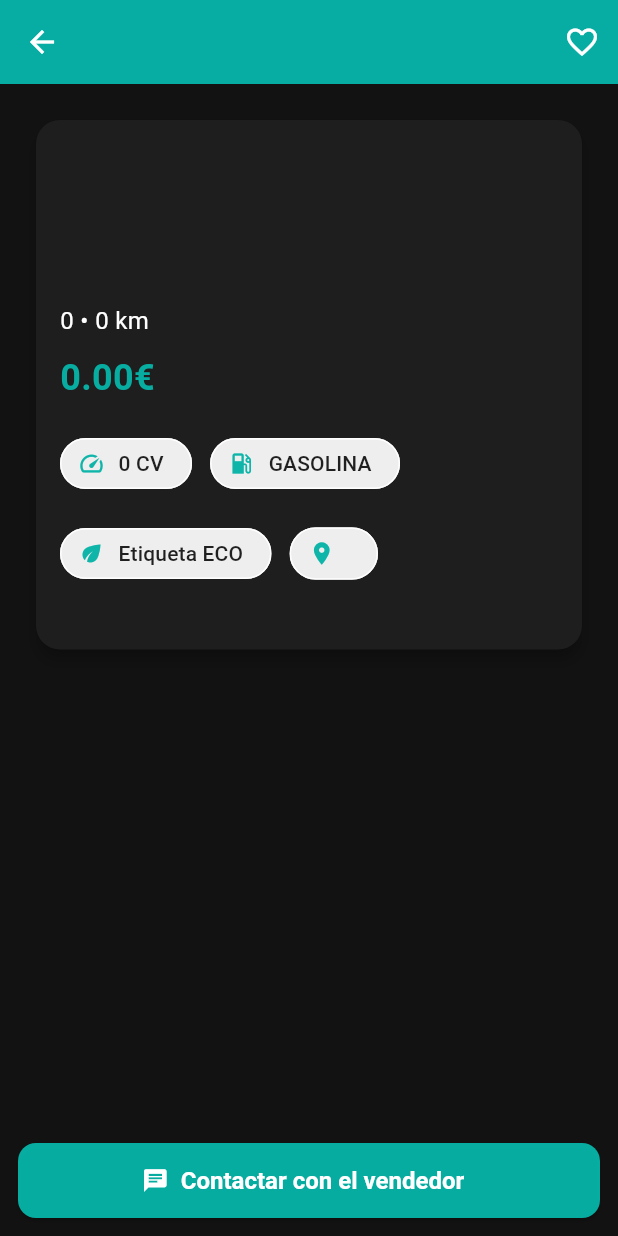
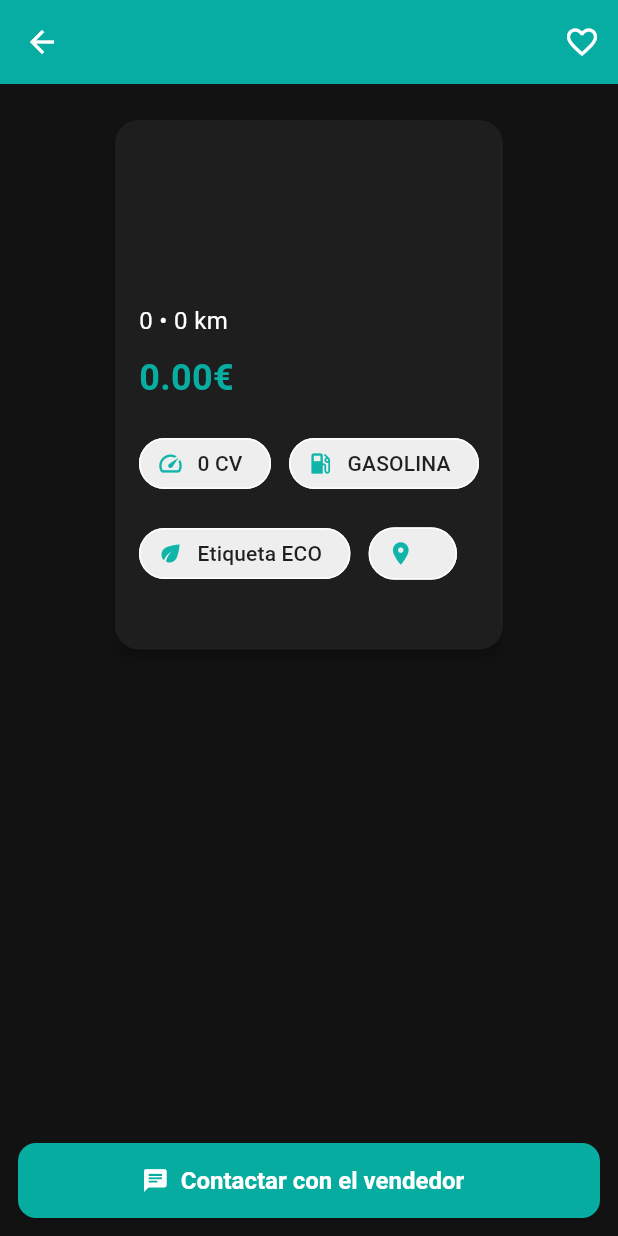
Before and after one commit to Serter998/CarSeek, a Flutter app: the VehicleDetailScreen screen opened directly with empty values, on a phone screen of 412 x 824 dp. Run offline on Flutter 3.47's test engine with Material 3 defaults, Android fonts, the light colour scheme and no system bars; our stand-ins replace cached_network_image, dartz, flutter_bloc, flutter_dotenv, flutter_secure_storage, get_it and 2 more; accounts and stored records are empty.

Commit message:
Pequeños cambios en la interfaz

```diff
--- a/lib/features/home/presentation/screens/vehicle_detail_screen.dart
+++ b/lib/features/home/presentation/screens/vehicle_detail_screen.dart
@@ -23,8 +23,9 @@ class _VehicleDetailScreenState extends State<VehicleDetailScreen> {
     setState(() => isFavorite = !isFavorite);
     ScaffoldMessenger.of(context).showSnackBar(
       SnackBar(
-        content: Text(
-            isFavorite ? '¡Vehículo añadido a favoritos!' : '¡Vehículo eliminado de favoritos'),
+        content: Text(isFavorite
+            ? '¡Vehículo añadido a favoritos!'
+            : '¡Vehículo eliminado de favoritos'),
         backgroundColor: AppColors.primary,
         duration: const Duration(seconds: 2),
       ),
@@ -52,8 +53,8 @@ class _VehicleDetailScreenState extends State<VehicleDetailScreen> {
       body: SingleChildScrollView(
         padding: EdgeInsets.all(isWide ? 32 : 16),
         child: Center(
-          child: Container(
-            width: isWide ? 900 : double.infinity,
+          child: ConstrainedBox(
+            constraints: const BoxConstraints(maxWidth: 900),
             child: Card(
               elevation: isWide ? 2 : 4,
               shape: RoundedRectangleBorder(borderRadius: BorderRadius.circular(16)),
@@ -62,6 +63,21 @@ class _VehicleDetailScreenState extends State<VehicleDetailScreen> {
                 child: Column(
                   crossAxisAlignment: CrossAxisAlignment.start,
                   children: [
+                    if (isWide) ...[
+                      Align(
+                        alignment: Alignment.centerLeft,
+                        child: TextButton.icon(
+                          onPressed: () => Navigator.of(context).pop(),
+                          icon: const Icon(Icons.arrow_back, color: Colors.white),
+                          label: const Text(
+                            'Volver',
+                            style: TextStyle(color: Colors.white),
+                          ),
+                        ),
+                      ),
+                      const SizedBox(height: 16),
+                    ],
+
                     if (vehiculo.imagenes.isNotEmpty)
                       isWide
                           ? Stack(
@@ -98,18 +114,21 @@ class _VehicleDetailScreenState extends State<VehicleDetailScreen> {
 
                     Text(
                       vehiculo.titulo,
-                      style: const TextStyle(fontSize: 24, fontWeight: FontWeight.bold, color: AppColors.primary),
+                      style: const TextStyle(
+                        fontSize: 24,
+                        fontWeight: FontWeight.bold,
+                        color: AppColors.primary,
+                      ),
                     ),
                     const SizedBox(height: 6),
                     Text(
                       '${vehiculo.marca} ${vehiculo.modelo}',
-                      style: TextStyle(
+                      style: const TextStyle(
                         fontSize: 18,
                         fontWeight: FontWeight.bold,
                         color: Colors.white,
                       ),
                     ),
-
                     const SizedBox(height: 20),
                     Text(
                       '${vehiculo.anio} • ${vehiculo.kilometros} km',
@@ -125,6 +144,7 @@ class _VehicleDetailScreenState extends State<VehicleDetailScreen> {
                       ),
                     ),
                     const SizedBox(height: 16),
+
                     Wrap(
                       spacing: 12,
                       runSpacing: 12,
@@ -142,7 +162,9 @@ class _VehicleDetailScreenState extends State<VehicleDetailScreen> {
                           VehicleInfoChip(icon: Icons.location_on, text: vehiculo.ubicacion!),
                       ],
                     ),
+
                     const SizedBox(height: 24),
+
                     if (vehiculo.descripcion != null && vehiculo.descripcion!.isNotEmpty)
                       Container(
                         width: double.infinity,
```
